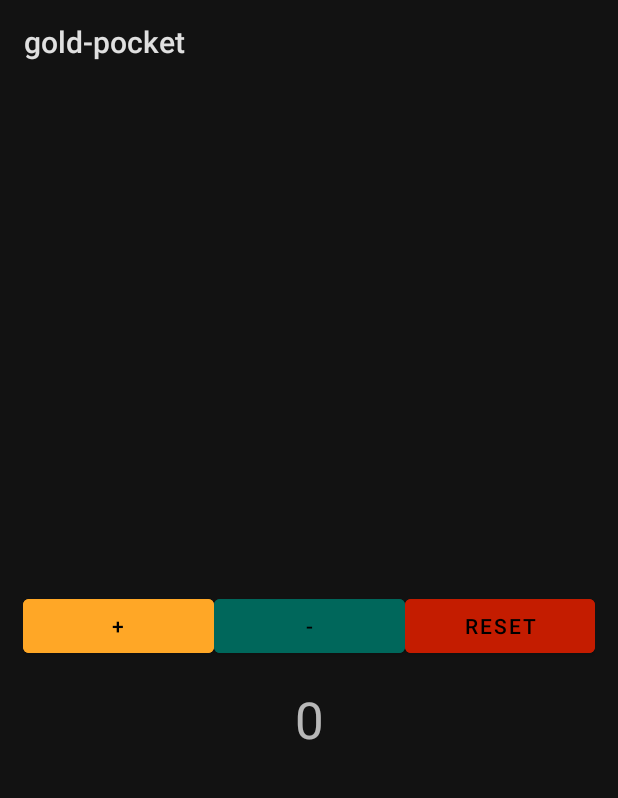
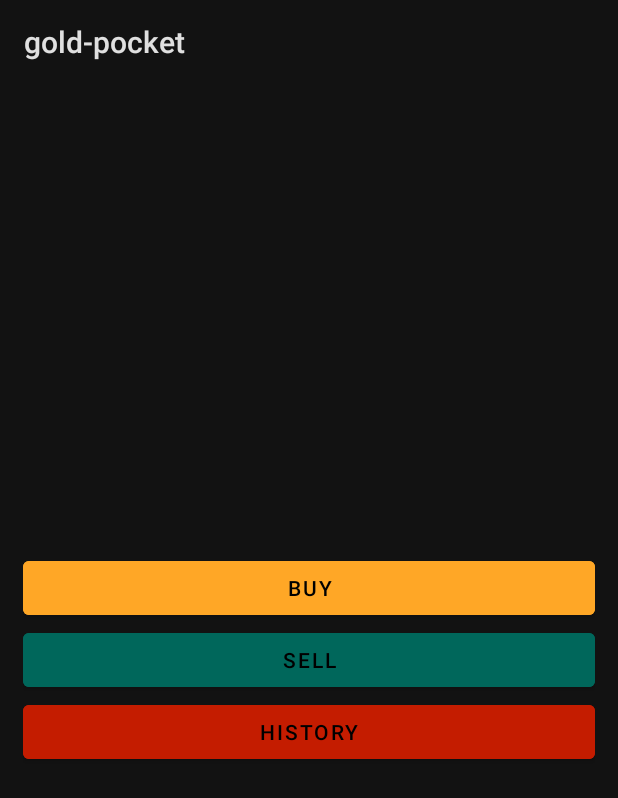
Before and after one commit to jutionck/android-kotlin-basic-training, an Android app: the screen it shows after launch (MainActivity), on a phone screen of 412 x 824 dp. Shown: the top 798 px of the screen. Run offline under Robolectric (Android 15) with nearby library versions, the phone set to English and light mode, and no system bars.

Commit message:
Menetaplan activity dan lifecycle

```diff
--- a/app/src/main/AndroidManifest.xml
+++ b/app/src/main/AndroidManifest.xml
@@ -9,6 +9,7 @@
         android:roundIcon="@mipmap/ic_launcher_round"
         android:supportsRtl="true"
         android:theme="@style/Theme.MaterialComponents">
+        <activity android:name=".BuyActivity"></activity>
         <activity android:name=".MainActivity">
             <intent-filter>
                 <action android:name="android.intent.action.MAIN" />
--- a/app/src/main/java/com/enigmacamp/gold_pocket/MainActivity.kt
+++ b/app/src/main/java/com/enigmacamp/gold_pocket/MainActivity.kt
@@ -1,5 +1,6 @@
 package com.enigmacamp.gold_pocket
 
+import android.content.Intent
 import androidx.appcompat.app.AppCompatActivity
 import android.os.Bundle
 import android.view.View
@@ -7,27 +8,22 @@ import kotlinx.android.synthetic.main.activity_main.*
 
 class MainActivity : AppCompatActivity(), View.OnClickListener {
 
-    private var counter = 0
     override fun onCreate(savedInstanceState: Bundle?) {
         super.onCreate(savedInstanceState)
         setContentView(R.layout.activity_main)
-        incrementButton.setOnClickListener(this)
-        decrementButton.setOnClickListener(this)
-        resetButton.setOnClickListener(this)
+        buyProduct.setOnClickListener(this)
+        sellProduct.setOnClickListener(this)
+        historyProduct.setOnClickListener(this)
     }
 
     override fun onClick(v: View?) {
         when(v) {
-            incrementButton -> {
-                counter++
+            buyProduct -> {
+                val intent = Intent(this, BuyActivity::class.java)
+                startActivity(intent)
             }
-            decrementButton -> {
-                counter--
-            }
-            resetButton -> {
-                counter = 0
-            }
+            sellProduct -> {}
+            historyProduct -> {}
         }
-        resultText.text = counter.toString()
     }
 }
--- a/app/src/main/res/layout/activity_main.xml
+++ b/app/src/main/res/layout/activity_main.xml
@@ -19,45 +19,35 @@
             android:padding="15dp"
             android:layout_width="match_parent"
             android:layout_height="match_parent"
-            android:orientation="horizontal"
+            android:orientation="vertical"
             app:layout_constraintBottom_toBottomOf="parent"
             app:layout_constraintEnd_toEndOf="parent"
             app:layout_constraintStart_toStartOf="parent"
             app:layout_constraintTop_toTopOf="parent">
 
             <com.google.android.material.button.MaterialButton
-                android:id="@+id/incrementButton"
+                android:id="@+id/buyProduct"
                 android:layout_width="match_parent"
                 android:layout_height="wrap_content"
-                android:layout_weight="1"
                 android:backgroundTint="@color/orange"
-                android:text="+" />
+                android:text="Buy" />
 
             <com.google.android.material.button.MaterialButton
-                android:id="@+id/decrementButton"
+                android:id="@+id/sellProduct"
                 android:layout_width="match_parent"
                 android:layout_height="wrap_content"
-                android:layout_weight="1"
                 android:backgroundTint="@color/green_old"
-                android:text="-" />
+                android:text="Sell" />
 
             <com.google.android.material.button.MaterialButton
-                android:id="@+id/resetButton"
+                android:id="@+id/historyProduct"
                 android:layout_width="match_parent"
                 android:layout_height="wrap_content"
-                android:layout_weight="1"
                 android:backgroundTint="@color/red_old"
-                android:text="RESET" />
+                android:text="History" />
 
         </LinearLayout>
 
-        <com.google.android.material.textview.MaterialTextView
-            android:id="@+id/resultText"
-            android:layout_width="match_parent"
-            android:layout_height="wrap_content"
-            android:text="0"
-            android:textAlignment="center"
-            android:textSize="34sp" />
     </LinearLayout>
 
 
```
Also changed, not shown: app/src/main/java/com/enigmacamp/gold_pocket/BuyActivity.kt (added, +18 -0 lines), app/src/main/res/layout/activity_buy.xml (added, +31 -0 lines).
